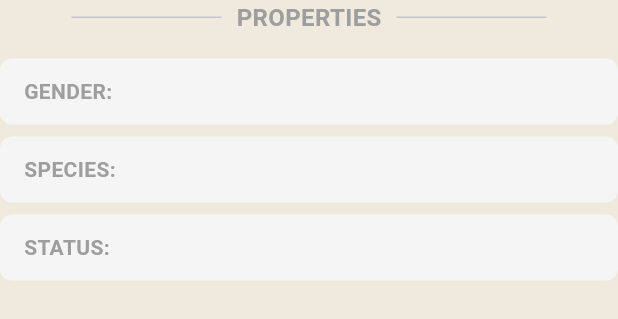
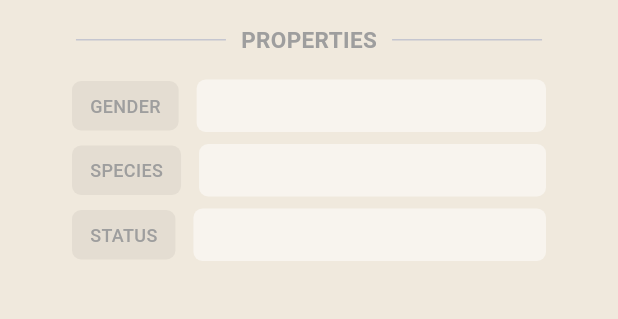
Before and after one commit to arielsam567/Rick_and_Morty_flutter_app, a Flutter app: the PropertiesWidget widget shown alone on an empty page, opened directly with empty values, on a phone screen of 412 x 824 dp. Shown: the top 319 px of the screen. Run offline on Flutter 3.47's test engine with Material 3 defaults, Android fonts, the phone set to English and light mode, and no system bars; our stand-ins replace cached_network_image, dartz, dio, go_router, shimmer; network calls fail; Roboto replaces fonts that are missing (Montserrat).

Commit message:
Refatora os widgets PropertiesWidget e WhereaboutsWidget para utilizar o novo widget PropertyRow, melhorando a legibilidade e a consistência visual. Ajusta o tamanho da fonte no widget SectionHeader para 15, aprimorando a estética geral.

```diff
--- a/lib/widgets/properties_widget.dart
+++ b/lib/widgets/properties_widget.dart
@@ -1,5 +1,6 @@
 import 'package:flutter/material.dart';
 import 'section_header.dart';
+import 'property_row.dart';
 
 class PropertiesWidget extends StatelessWidget {
   final String gender;
@@ -17,42 +18,15 @@ class PropertiesWidget extends StatelessWidget {
   Widget build(BuildContext context) {
     return Column(
       children: [
+        const SizedBox(height: 16),
         const SectionHeader(title: 'PROPERTIES'),
         const SizedBox(height: 16),
-        _buildPropertyItem('GENDER', gender),
+        PropertyRow(label: 'GENDER', value: gender),
         const SizedBox(height: 8),
-        _buildPropertyItem('SPECIES', species),
+        PropertyRow(label: 'SPECIES', value: species),
         const SizedBox(height: 8),
-        _buildPropertyItem('STATUS', status),
+        PropertyRow(label: 'STATUS', value: status),
       ],
     );
   }
-
-  Widget _buildPropertyItem(String label, String value) {
-    return Container(
-      padding: const EdgeInsets.symmetric(horizontal: 16, vertical: 12),
-      decoration: BoxDecoration(
-        color: const Color(0xFFF5F5F5),
-        borderRadius: BorderRadius.circular(8),
-      ),
-      child: Row(
-        children: [
-          Text(
-            '$label:',
-            style: const TextStyle(
-              fontWeight: FontWeight.w600,
-              color: Colors.grey,
-            ),
-          ),
-          const SizedBox(width: 8),
-          Text(
-            value,
-            style: const TextStyle(
-              fontWeight: FontWeight.w500,
-            ),
-          ),
-        ],
-      ),
-    );
-  }
 }
--- /dev/null
+++ b/lib/widgets/property_row.dart
@@ -0,0 +1,58 @@
+import 'package:flutter/material.dart';
+
+class PropertyRow extends StatelessWidget {
+  final String label;
+  final String value;
+
+  const PropertyRow({
+    required this.label,
+    required this.value,
+    super.key,
+  });
+
+  @override
+  Widget build(BuildContext context) {
+    return Container(
+      padding: const EdgeInsets.symmetric(horizontal: 48),
+      child: Row(
+        children: [
+          Container(
+            padding: const EdgeInsets.symmetric(horizontal: 12, vertical: 8),
+            decoration: BoxDecoration(
+              color: Colors.black.withValues(alpha: 0.05),
+              borderRadius: BorderRadius.circular(6),
+            ),
+            child: Text(
+              label,
+              style: const TextStyle(
+                fontSize: 12,
+                fontWeight: FontWeight.w500,
+                color: Color(0xFF9E9E9E),
+              ),
+            ),
+          ),
+          const SizedBox(width: 12),
+          Expanded(
+            child: Container(
+              width: double.infinity,
+              padding: const EdgeInsets.symmetric(horizontal: 12, vertical: 8),
+              decoration: BoxDecoration(
+                color: Colors.white.withValues(alpha: 0.5),
+                borderRadius: BorderRadius.circular(6),
+              ),
+              alignment: Alignment.center,
+              child: Text(
+                value,
+                style: TextStyle(
+                  fontSize: 13,
+                  fontWeight: FontWeight.w500,
+                  color: Colors.grey[500],
+                ),
+              ),
+            ),
+          ),
+        ],
+      ),
+    );
+  }
+}
--- a/lib/widgets/section_header.dart
+++ b/lib/widgets/section_header.dart
@@ -30,7 +30,7 @@ class SectionHeader extends StatelessWidget {
               const TextStyle(
                 fontWeight: FontWeight.w600,
                 color: Colors.grey,
-                fontSize: 16,
+                fontSize: 15,
               ),
         ),
         SizedBox(width: spacing),
```
Also changed, not shown: lib/widgets/property_item.dart (added, +53 -0 lines), lib/widgets/whereabouts_widget.dart (+3 -37 lines).
